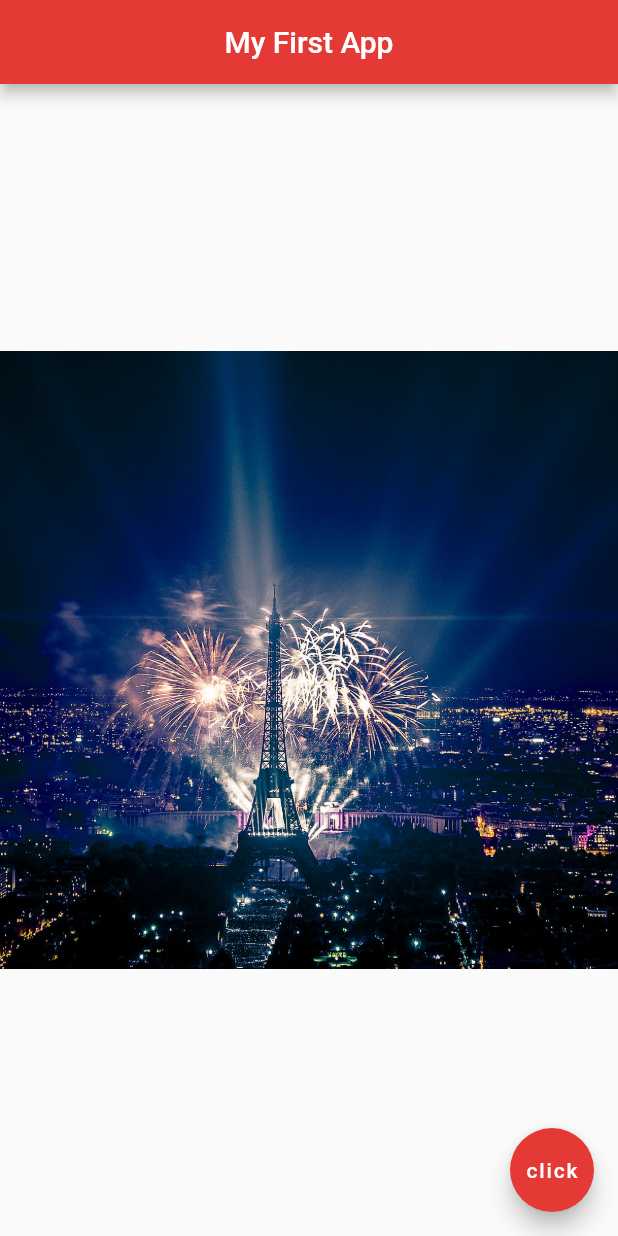
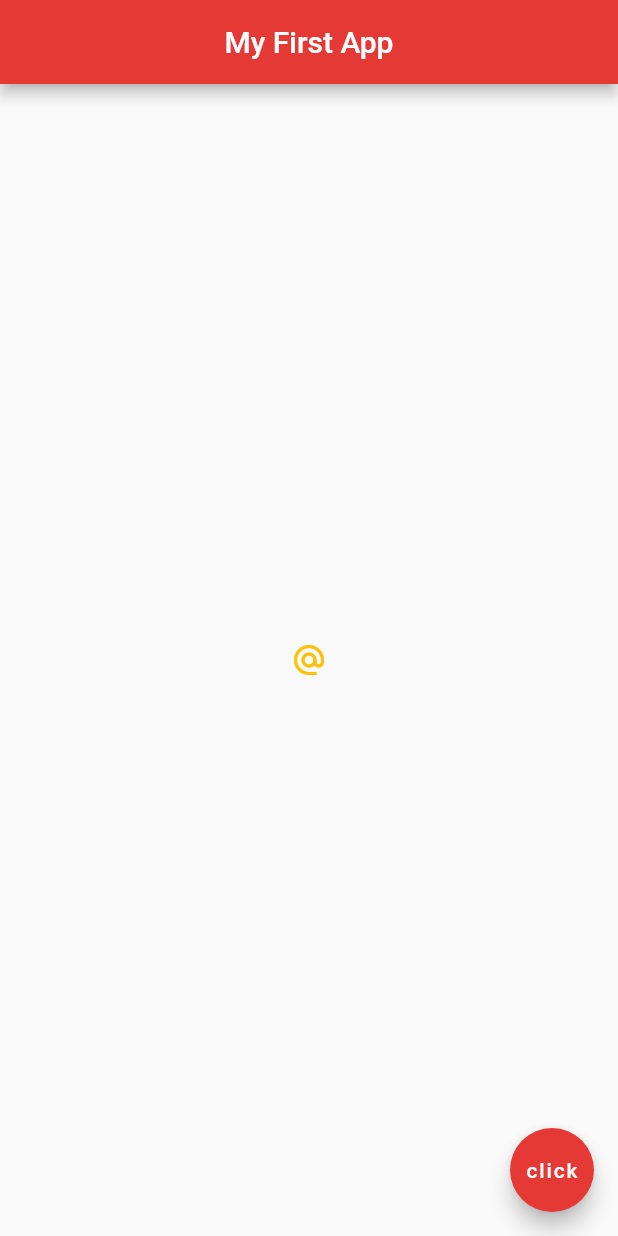
Before and after one commit to hsa1280/my_flutter_app, a Flutter app: the screen it shows after launch, on a phone screen of 412 x 824 dp. Run offline on Flutter 3.47's test engine with Material 2 defaults, Android fonts, the phone set to English and light mode, and no system bars.

Commit message:
use iconButton

```diff
--- a/lib/main.dart
+++ b/lib/main.dart
@@ -15,7 +15,13 @@ class Home extends StatelessWidget {
         centerTitle: true,
         backgroundColor: Colors.red[600],
       ),
-      body: Center(child: Image.asset('assets/tower.jpg'),
+      body: Center(
+        child: IconButton(
+          icon: Icon(Icons.alternate_email), onPressed: () {
+            print('You click me');
+          },
+          color: Colors.amber
+        )
       ),
       floatingActionButton: FloatingActionButton(child: Text('click'),onPressed: () {},backgroundColor: Colors.red[600])
     );
```
